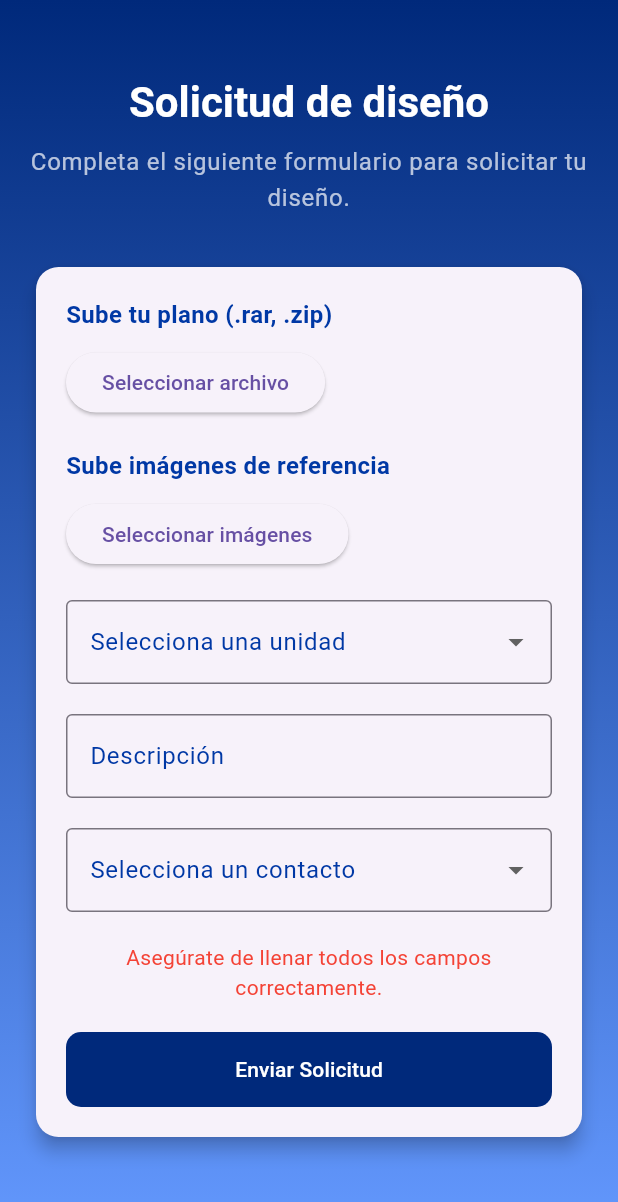
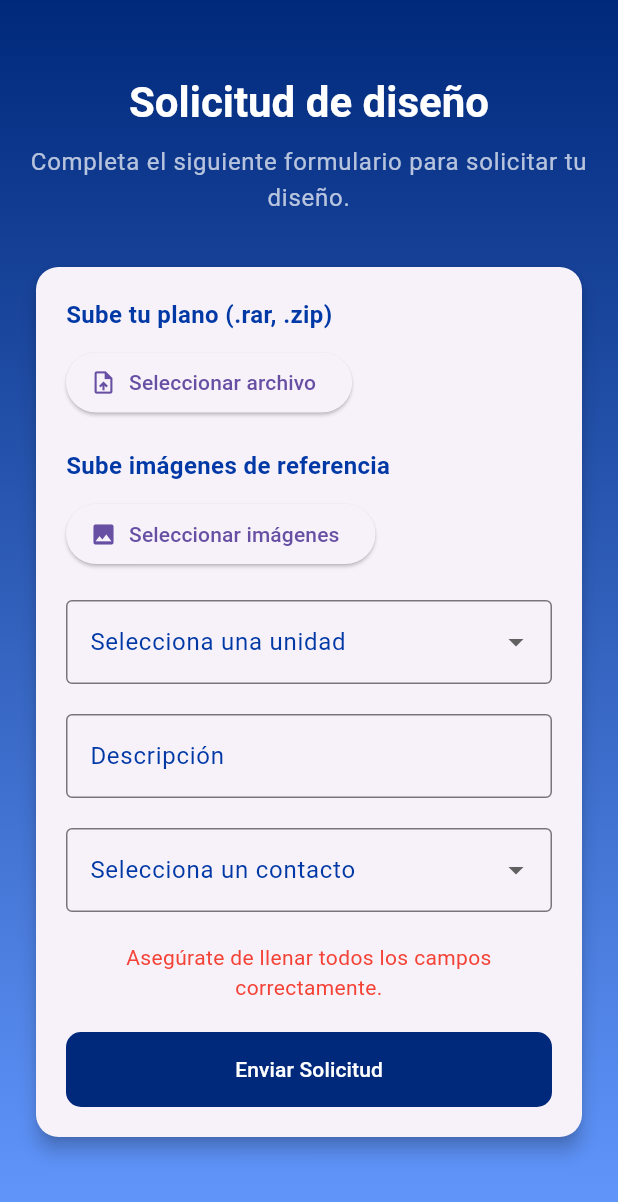
Before and after one commit to ChrisAlegria/Noi-Design, a Flutter app: the DesignPage screen opened directly, on a phone screen of 412 x 824 dp. Shown: the top 1202 px of the screen. Run offline on Flutter 3.47's test engine with Material 3 defaults, Android fonts, the phone set to English and light mode, and no system bars; our stand-ins replace font_awesome_flutter; accounts and stored records are empty; network calls fail.

Commit message:
Add: Upload Icons

```diff
--- a/lib/pages/design_page.dart
+++ b/lib/pages/design_page.dart
@@ -125,11 +125,12 @@ class _PrintPageState extends State<DesignPage> {
           ),
         ),
         const SizedBox(height: 10),
-        ElevatedButton(
+        ElevatedButton.icon(
           onPressed: () {
             // Lógica de carga de archivos para plano
           },
-          child: const Text('Seleccionar archivo'),
+          icon: const Icon(Icons.upload_file), // Ícono de carga
+          label: const Text('Seleccionar archivo'),
         ),
       ],
     );
@@ -149,11 +150,12 @@ class _PrintPageState extends State<DesignPage> {
           ),
         ),
         const SizedBox(height: 10),
-        ElevatedButton(
+        ElevatedButton.icon(
           onPressed: () {
             // Lógica de carga de imágenes
           },
-          child: const Text('Seleccionar imágenes'),
+          icon: const Icon(Icons.image), // Ícono de imagen
+          label: const Text('Seleccionar imágenes'),
         ),
       ],
     );
```
